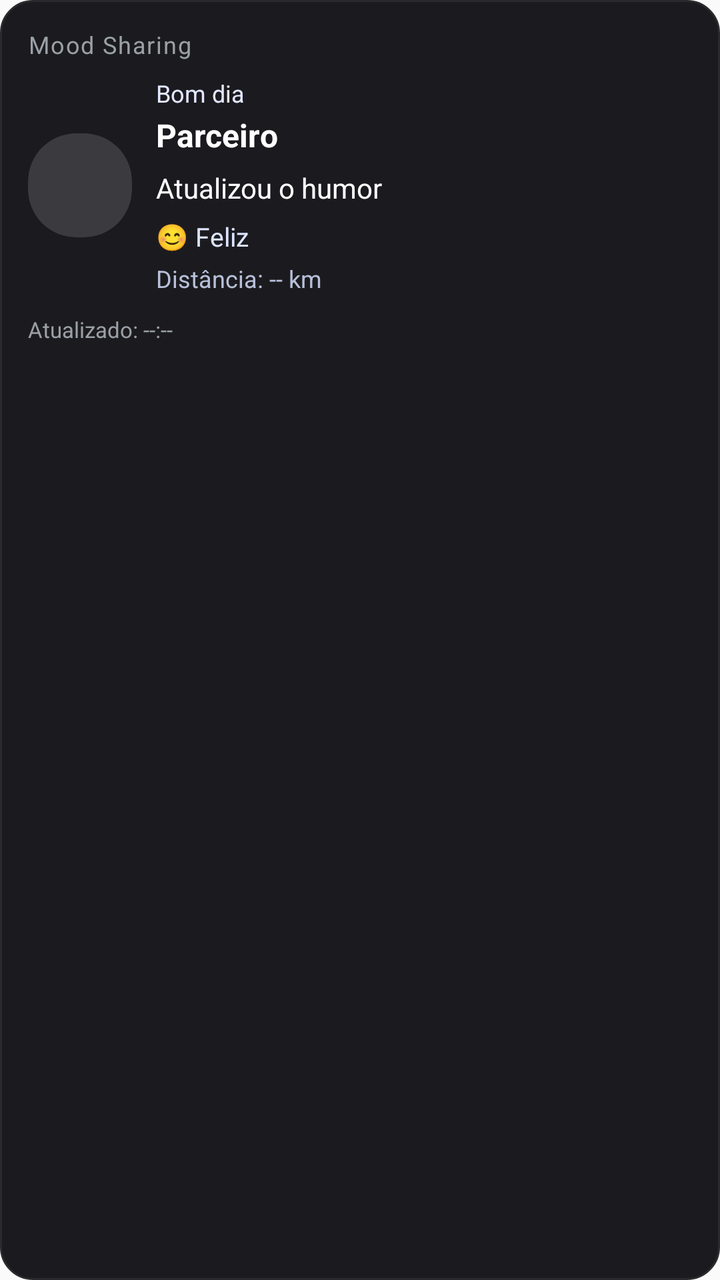
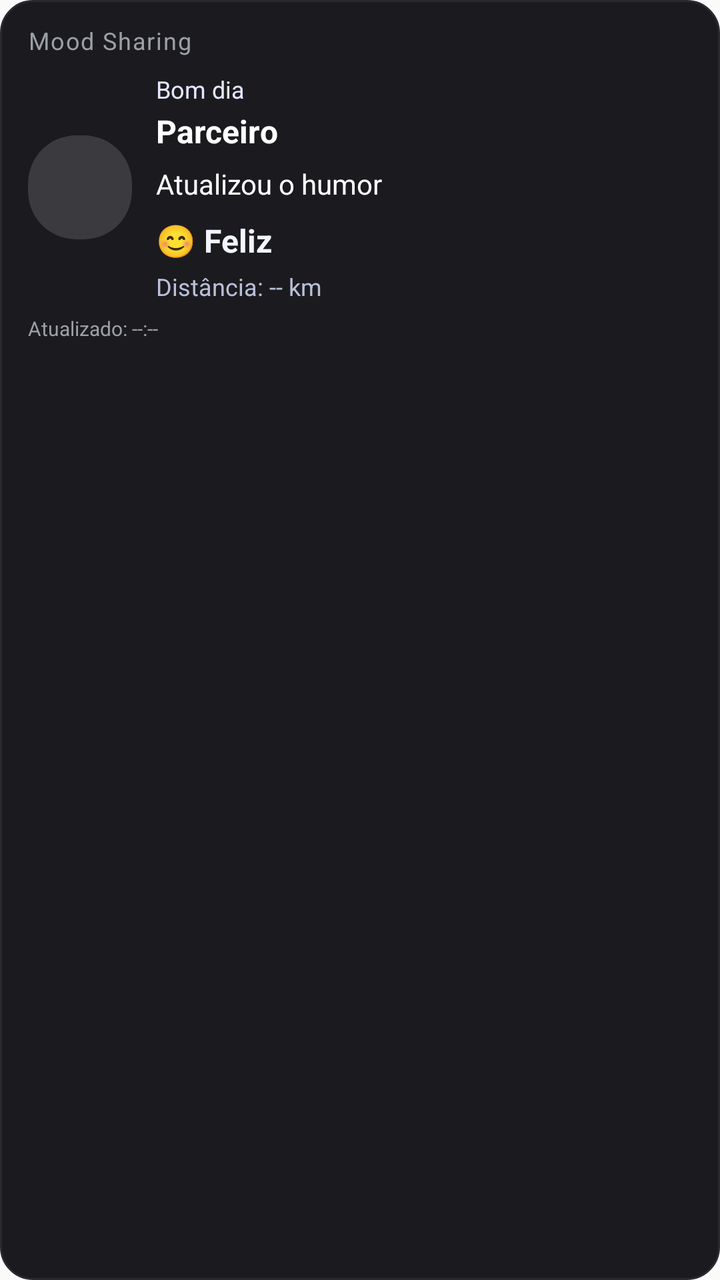

Compare the two renders of this Android layout. The source of the first and the diff that turns it into the second are given below.
<!-- AndroidManifest.xml: application theme AppTheme -->
<!-- res/layout/mood_widget.xml -->
<?xml version="1.0" encoding="utf-8"?>
<LinearLayout xmlns:android="http://schemas.android.com/apk/res/android"
    android:id="@+id/widget_container"
    android:layout_width="match_parent"
    android:layout_height="match_parent"
    android:orientation="vertical"
    android:padding="14dp"
    android:background="@drawable/widget_background">

    <TextView
        android:id="@+id/widget_title"
        android:layout_width="match_parent"
        android:layout_height="wrap_content"
        android:text="Mood Sharing"
        android:textSize="12sp"
        android:textColor="#9AA0A6"
        android:letterSpacing="0.05"
        android:layout_marginBottom="8dp" />

    <LinearLayout
        android:layout_width="match_parent"
        android:layout_height="wrap_content"
        android:orientation="horizontal"
        android:gravity="center_vertical">

        <ImageView
            android:id="@+id/widget_partner_photo"
            android:layout_width="52dp"
            android:layout_height="52dp"
            android:layout_marginEnd="12dp"
            android:scaleType="centerCrop"
            android:background="@drawable/widget_avatar_bg"
            android:clipToOutline="true"
            android:src="@drawable/widget_avatar_placeholder" />

        <LinearLayout
            android:layout_width="0dp"
            android:layout_height="wrap_content"
            android:layout_weight="1"
            android:orientation="vertical">

            <TextView
                android:id="@+id/widget_partner_greeting"
                android:layout_width="match_parent"
                android:layout_height="wrap_content"
                android:text="Bom dia"
                android:textSize="12sp"
                android:textColor="#E3E7FF" />

            <TextView
                android:id="@+id/widget_partner_name"
                android:layout_width="match_parent"
                android:layout_height="wrap_content"
                android:layout_marginTop="2dp"
                android:text="Parceiro"
                android:textSize="16sp"
                android:textStyle="bold"
                android:textColor="@android:color/white" />

            <TextView
                android:id="@+id/widget_partner_message"
                android:layout_width="match_parent"
                android:layout_height="wrap_content"
                android:layout_marginTop="6dp"
                android:text="Atualizou o humor"
                android:textSize="14sp"
                android:textColor="@android:color/white" />

            <TextView
                android:id="@+id/widget_partner_mood"
                android:layout_width="match_parent"
                android:layout_height="wrap_content"
                android:layout_marginTop="6dp"
                android:text="😊 Feliz"
                android:textSize="13sp"
                android:textColor="#DDE4FF" />

            <TextView
                android:id="@+id/widget_partner_distance"
                android:layout_width="match_parent"
                android:layout_height="wrap_content"
                android:layout_marginTop="4dp"
                android:text="Distância: -- km"
                android:textSize="12sp"
                android:textColor="#B8C0D9" />
        </LinearLayout>
    </LinearLayout>

    <TextView
        android:id="@+id/widget_updated_at"
        android:layout_width="match_parent"
        android:layout_height="wrap_content"
        android:layout_marginTop="10dp"
        android:text="Atualizado: --:--"
        android:textSize="11sp"
        android:textColor="#9AA0A6" />
</LinearLayout>
<!-- resources referenced by this layout -->
<resources>
  <!-- drawable widget_avatar_bg (drawable) -->
  <?xml version="1.0" encoding="utf-8"?>
  <shape xmlns:android="http://schemas.android.com/apk/res/android">
      <solid android:color="#2A2A2E" />
      <corners android:radius="24dp" />
  </shape>
  <!-- drawable widget_avatar_placeholder (drawable) -->
  <?xml version="1.0" encoding="utf-8"?>
  <shape xmlns:android="http://schemas.android.com/apk/res/android">
      <solid android:color="#3A3A3F" />
      <corners android:radius="24dp" />
  </shape>
  <!-- drawable widget_background (drawable) -->
  <?xml version="1.0" encoding="utf-8"?>
  <shape xmlns:android="http://schemas.android.com/apk/res/android">
      <solid android:color="#1B1B1F" />
      <stroke
          android:width="1dp"
          android:color="#2A2A2E" />
      <corners android:radius="16dp" />
  </shape>
  <style name="AppTheme" parent="Theme.AppCompat.DayNight.NoActionBar">
      <item name="android:enforceNavigationBarContrast" tools:targetApi="29">true</item>
      <item name="android:editTextBackground">@drawable/rn_edit_text_material</item>
      <item name="colorPrimary">@color/colorPrimary</item>
      <item name="android:statusBarColor">#0d1117</item>
    </style>
  <!-- drawable rn_edit_text_material (drawable) -->
  <?xml version="1.0" encoding="utf-8"?>
  <inset xmlns:android="http://schemas.android.com/apk/res/android"
         android:insetLeft="@dimen/abc_edit_text_inset_horizontal_material"
         android:insetRight="@dimen/abc_edit_text_inset_horizontal_material"
         android:insetTop="@dimen/abc_edit_text_inset_top_material"
         android:insetBottom="@dimen/abc_edit_text_inset_bottom_material"
         >
  
      <selector>
          
          <item android:state_enabled="false" android:drawable="@drawable/abc_textfield_default_mtrl_alpha"/>
          <item android:drawable="@drawable/abc_textfield_activated_mtrl_alpha"/>
      </selector>
  
  </inset>
  <color name="colorPrimary">#023c69</color>
</resources>

<!-- the commit's change to res/layout/mood_widget.xml (unified diff, before → after) -->
@@ -4,7 +4,10 @@
     android:layout_width="match_parent"
     android:layout_height="match_parent"
     android:orientation="vertical"
-    android:padding="14dp"
+    android:paddingTop="12dp"
+    android:paddingLeft="14dp"
+    android:paddingRight="14dp"
+    android:paddingBottom="8dp"
     android:background="@drawable/widget_background">
 
     <TextView
@@ -70,10 +73,11 @@
                 android:id="@+id/widget_partner_mood"
                 android:layout_width="match_parent"
                 android:layout_height="wrap_content"
-                android:layout_marginTop="6dp"
+                android:layout_marginTop="8dp"
                 android:text="😊 Feliz"
-                android:textSize="13sp"
-                android:textColor="#DDE4FF" />
+                android:textSize="16sp"
+                android:textStyle="bold"
+                android:textColor="#F2F5FF" />
 
             <TextView
                 android:id="@+id/widget_partner_distance"
@@ -90,8 +94,8 @@
         android:id="@+id/widget_updated_at"
         android:layout_width="match_parent"
         android:layout_height="wrap_content"
-        android:layout_marginTop="10dp"
+        android:layout_marginTop="6dp"
         android:text="Atualizado: --:--"
-        android:textSize="11sp"
+        android:textSize="10sp"
         android:textColor="#9AA0A6" />
 </LinearLayout>
